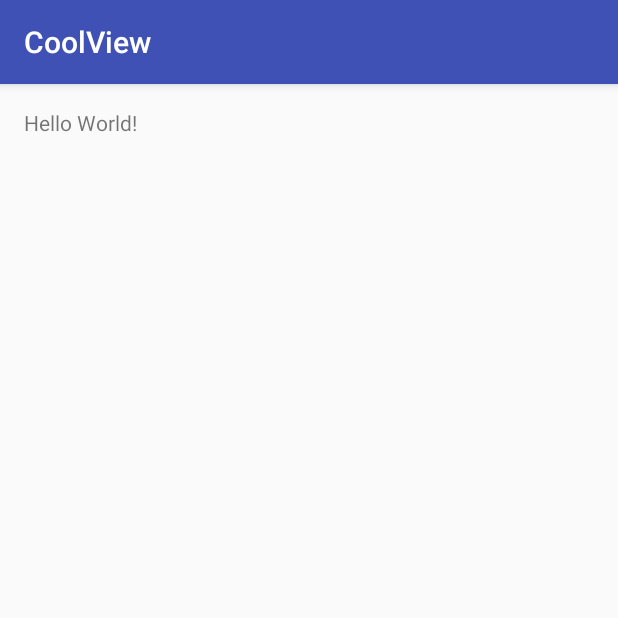
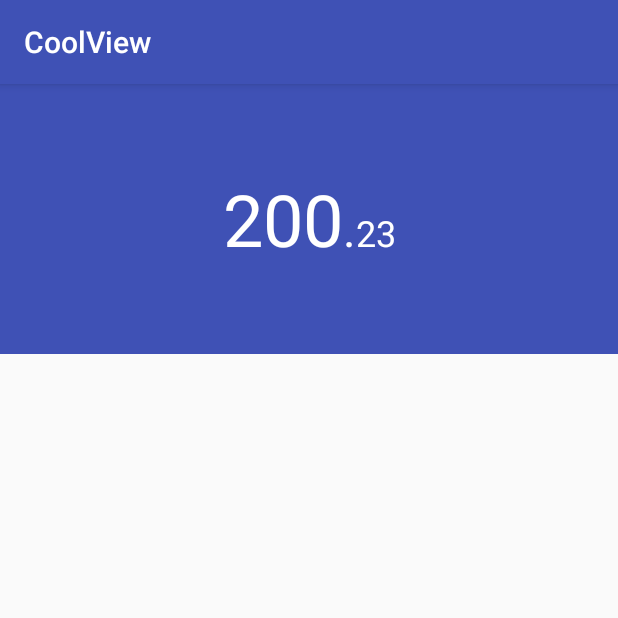
Before and after one commit to vsloong/CoolView, an Android app: the screen it shows after launch (MainActivity), on a phone screen of 412 x 824 dp, the top half of it. Run offline under Robolectric (Android 15) with nearby library versions, the phone set to English and light mode, and no system bars.

Commit message:
修改Readme文件测试

```diff
--- a/app/src/main/java/com/cooloongwu/coolview/MainActivity.java
+++ b/app/src/main/java/com/cooloongwu/coolview/MainActivity.java
@@ -9,5 +9,12 @@ public class MainActivity extends AppCompatActivity {
     protected void onCreate(Bundle savedInstanceState) {
         super.onCreate(savedInstanceState);
         setContentView(R.layout.activity_main);
+
+        initViews();
+    }
+
+    private void initViews() {
+        MoneyView moneyView = (MoneyView) findViewById(R.id.money_view);
+        moneyView.setMoney(200.23);
     }
 }
--- a/app/src/main/java/com/cooloongwu/coolview/MoneyView.java
+++ b/app/src/main/java/com/cooloongwu/coolview/MoneyView.java
@@ -7,13 +7,17 @@ import android.graphics.Color;
 import android.graphics.Paint;
 import android.text.TextPaint;
 import android.util.AttributeSet;
+import android.util.Log;
 import android.view.View;
+
+import java.text.DecimalFormat;
 
 /**
  * 自定义的一个金钱的视图，整数部分字体大，小数部分字体小
  */
 public class MoneyView extends View {
-    private float moneyFloat = 0;
+
+    private double money = 0;
     private int moneyColor = Color.RED;
     private float moneyIntegerDimension = 0;
     private float moneyDotDimension = 0;
@@ -25,23 +29,41 @@ public class MoneyView extends View {
 
     private float textIntegerWidth;
     private float textIntegerHeight;
-
     private float textDotWidth;
-
     private float textDecimalWidth;
 
+    private String moneyInteger = "200";    //钱的整数部分
+    private String moneyDecimal = "05";    //钱的小数部分
+
+    public void setMoney(double money) {
+        this.money = money;
+
+        //格式化为XX.XX类型的字符串，会进行四舍五入
+        DecimalFormat decimalFormat = new DecimalFormat("0.00");
+        String temp = decimalFormat.format(money);
+        Log.e("格式化后的数字", temp);
+
+        moneyInteger = String.valueOf((int) money);
+        moneyDecimal = "23";
+    }
+
+    //未使用XML布局调用一个参数的
     public MoneyView(Context context) {
         super(context);
+        Log.e("调用了", "带一个参数的");
         init(null, 0);
     }
 
+    //使用了XML布局调用两个参数的
     public MoneyView(Context context, AttributeSet attrs) {
         super(context, attrs);
+        Log.e("调用了", "带二个参数的");
         init(attrs, 0);
     }
 
     public MoneyView(Context context, AttributeSet attrs, int defStyle) {
         super(context, attrs, defStyle);
+        Log.e("调用了", "带三个参数的");
         init(attrs, defStyle);
     }
 
@@ -50,8 +72,6 @@ public class MoneyView extends View {
         final TypedArray a = getContext().obtainStyledAttributes(
                 attrs, R.styleable.MoneyView, defStyle, 0);
 
-        moneyFloat = a.getFloat(
-                R.styleable.MoneyView_moneyFloat, moneyFloat);
         moneyColor = a.getColor(
                 R.styleable.MoneyView_moneyColor,
                 moneyColor);
@@ -98,19 +118,23 @@ public class MoneyView extends View {
         textDecimalPaint.setTextSize(moneyDecimalDimension);
         textDecimalPaint.setColor(moneyColor);
 
-        textIntegerWidth = textIntegerPaint.measureText("200");
+        //测量整数部分的宽度跟高度
+        textIntegerWidth = textIntegerPaint.measureText(moneyInteger);
+        Log.e("整数部分的宽度", "" + textIntegerWidth);
         Paint.FontMetrics integerFontMetrics = textIntegerPaint.getFontMetrics();
         textIntegerHeight = integerFontMetrics.bottom + integerFontMetrics.top;
 
+        //测量“.”和小数部分的宽度
         textDotWidth = textDotPaint.measureText(".");
-
-        textDecimalWidth = textDecimalPaint.measureText("36");
+        Log.e("点部分的宽度", "" + textDotWidth);
+        textDecimalWidth = textDecimalPaint.measureText(moneyDecimal);
+        Log.e("小数部分的宽度", "" + textDecimalWidth);
     }
 
     @Override
     protected void onDraw(Canvas canvas) {
         super.onDraw(canvas);
-
+        Log.e("调用了", "onDraw()");
         // allocations per draw cycle.
         int paddingLeft = getPaddingLeft();
         int paddingTop = getPaddingTop();
@@ -121,7 +145,7 @@ public class MoneyView extends View {
         int contentHeight = getHeight() - paddingTop - paddingBottom;
 
         // Draw the text.
-        canvas.drawText("200",
+        canvas.drawText(moneyInteger,
                 (contentWidth - textIntegerWidth - textDotWidth - textDecimalWidth) / 2,
                 (contentHeight - textIntegerHeight) / 2,
                 textIntegerPaint);
@@ -131,7 +155,7 @@ public class MoneyView extends View {
                 (contentHeight - textIntegerHeight) / 2,
                 textDotPaint);
 
-        canvas.drawText("36",
+        canvas.drawText(moneyDecimal,
                 (contentWidth - textIntegerWidth - textDotWidth - textDecimalWidth) / 2 + textIntegerWidth + textDotWidth,
                 (contentHeight - textIntegerHeight) / 2,
                 textDecimalPaint);
--- a/app/src/main/res/layout/activity_main.xml
+++ b/app/src/main/res/layout/activity_main.xml
@@ -3,14 +3,7 @@
     xmlns:tools="http://schemas.android.com/tools"
     android:layout_width="match_parent"
     android:layout_height="match_parent"
-    android:paddingBottom="@dimen/activity_vertical_margin"
-    android:paddingLeft="@dimen/activity_horizontal_margin"
-    android:paddingRight="@dimen/activity_horizontal_margin"
-    android:paddingTop="@dimen/activity_vertical_margin"
     tools:context="com.cooloongwu.coolview.MainActivity">
 
-    <TextView
-        android:layout_width="wrap_content"
-        android:layout_height="wrap_content"
-        android:text="Hello World!" />
+    <include layout="@layout/sample_money_view" />
 </RelativeLayout>
--- a/app/src/main/res/layout/sample_money_view.xml
+++ b/app/src/main/res/layout/sample_money_view.xml
@@ -4,13 +4,13 @@
     android:layout_height="match_parent">
 
     <com.cooloongwu.coolview.MoneyView
+        android:id="@+id/money_view"
         android:layout_width="match_parent"
-        android:layout_height="200dp"
-        android:background="#e6e6e6"
-        app:moneyColor="@color/colorAccent"
+        android:layout_height="180dp"
+        android:background="@color/colorPrimary"
+        app:moneyColor="@android:color/white"
         app:moneyDecimalDimension="24sp"
         app:moneyDotDimension="32sp"
-        app:moneyFloat="100.23"
         app:moneyIntegerDimension="48sp" />
 
 </FrameLayout>
--- a/app/src/main/res/values/attrs_money_view.xml
+++ b/app/src/main/res/values/attrs_money_view.xml
@@ -1,6 +1,5 @@
 <resources>
     <declare-styleable name="MoneyView">
-        <attr name="moneyFloat" format="float" />
         <attr name="moneyDotDimension" format="dimension" />
         <attr name="moneyIntegerDimension" format="dimension" />
         <attr name="moneyDecimalDimension" format="dimension" />
```
Also changed, not shown: 2 other files.
